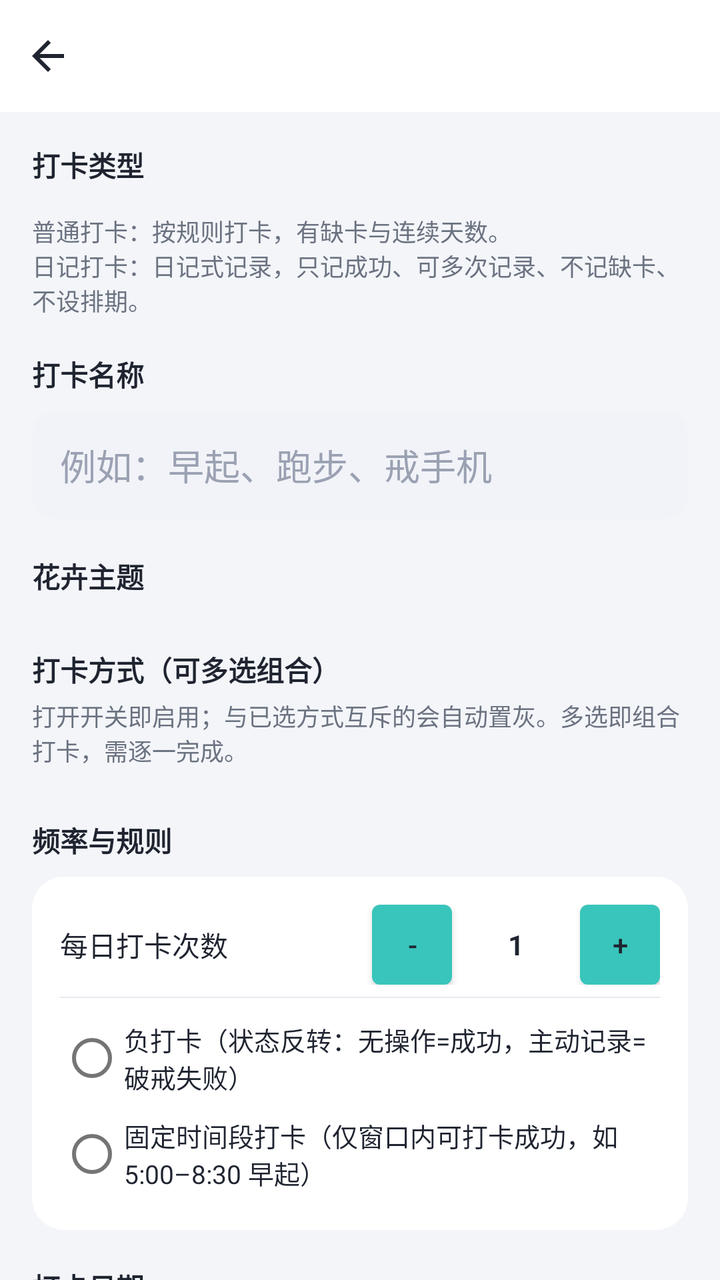
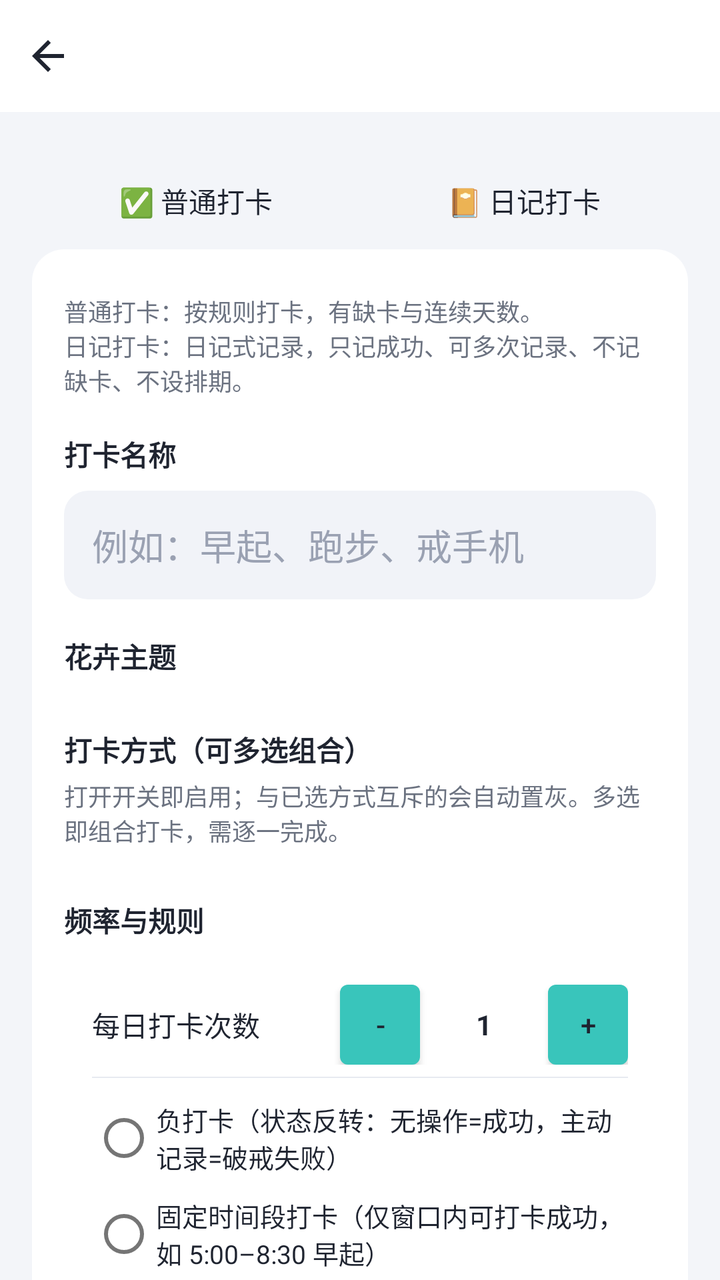

An Android layout rendered at two revisions. The XML below is the earlier revision; the diff shows what the commit changed to produce the second picture.
<!-- AndroidManifest.xml: application theme Theme.Checkin -->
<!-- res/layout/activity_create_item.xml -->
<?xml version="1.0" encoding="utf-8"?>
<LinearLayout xmlns:android="http://schemas.android.com/apk/res/android"
    android:layout_width="match_parent"
    android:layout_height="match_parent"
    android:background="@color/bg_page"
    android:orientation="vertical">

    <include android:id="@+id/topbar" layout="@layout/view_topbar" />

    <ScrollView
        android:layout_width="match_parent"
        android:layout_height="0dp"
        android:layout_weight="1"
        android:scrollbars="none">

        <LinearLayout
            android:layout_width="match_parent"
            android:layout_height="wrap_content"
            android:orientation="vertical"
            android:padding="16dp">

            
            <TextView style="@style/SectionTitle" android:text="打卡类型" />
            <LinearLayout
                android:id="@+id/mode_container"
                android:layout_width="match_parent"
                android:layout_height="wrap_content"
                android:layout_marginTop="8dp"
                android:orientation="horizontal" />
            <TextView
                android:id="@+id/tv_mode_hint"
                android:layout_width="match_parent"
                android:layout_height="wrap_content"
                android:layout_marginTop="6dp"
                android:text="普通打卡：按规则打卡，有缺卡与连续天数。\n日记打卡：日记式记录，只记成功、可多次记录、不记缺卡、不设排期。"
                android:textColor="@color/text_secondary"
                android:textSize="12sp" />

            
            <LinearLayout
                android:id="@+id/journal_panel"
                android:layout_width="match_parent"
                android:layout_height="wrap_content"
                android:layout_marginTop="18dp"
                android:orientation="vertical"
                android:visibility="gone">

                <TextView style="@style/SectionTitle" android:text="记录类型" />
                <RadioGroup
                    android:id="@+id/rg_journal_type"
                    android:layout_width="match_parent"
                    android:layout_height="wrap_content"
                    android:layout_marginTop="8dp"
                    android:background="@drawable/bg_card"
                    android:orientation="vertical"
                    android:padding="14dp">
                    <RadioButton
                        android:id="@+id/rb_journal_suixinsui"
                        android:layout_width="match_parent"
                        android:layout_height="wrap_content"
                        android:checked="true"
                        android:text="📔 随心记（文字 / 拍照 / 位置 / 语音）"
                        android:textColor="@color/text_primary"
                        android:textSize="13sp" />
                    <RadioButton
                        android:id="@+id/rb_journal_mood"
                        android:layout_width="match_parent"
                        android:layout_height="wrap_content"
                        android:layout_marginTop="4dp"
                        android:text="😊 心情日记（5 档心情 + 可选文字）"
                        android:textColor="@color/text_primary"
                        android:textSize="13sp" />
                </RadioGroup>

                <CheckBox
                    android:id="@+id/cb_mood_chart"
                    android:layout_width="match_parent"
                    android:layout_height="wrap_content"
                    android:layout_marginTop="10dp"
                    android:text="心情折线图（当日多条心情时在备注栏画趋势线，随时可改）"
                    android:textColor="@color/text_primary"
                    android:textSize="13sp"
                    android:visibility="gone" />
            </LinearLayout>

            
            <TextView style="@style/SectionTitle" android:layout_marginTop="18dp" android:text="打卡名称" />
            <EditText
                android:id="@+id/et_name"
                android:layout_width="match_parent"
                android:layout_height="wrap_content"
                android:layout_marginTop="8dp"
                android:background="@drawable/bg_input"
                android:hint="例如：早起、跑步、戒手机"
                android:inputType="text"
                android:maxLength="20"
                android:padding="14dp"
                android:textColor="@color/text_primary"
                android:textColorHint="@color/text_hint" />

            
            <TextView style="@style/SectionTitle" android:layout_marginTop="18dp" android:text="花卉主题" />
            <HorizontalScrollView
                android:layout_width="match_parent"
                android:layout_height="wrap_content"
                android:layout_marginTop="8dp"
                android:scrollbars="none">
                <LinearLayout
                    android:id="@+id/theme_container"
                    android:layout_width="wrap_content"
                    android:layout_height="wrap_content"
                    android:orientation="horizontal" />
            </HorizontalScrollView>

            

            

            
            <TextView
                android:id="@+id/tv_method_title"
                style="@style/SectionTitle"
                android:layout_marginTop="18dp"
                android:text="打卡方式（可多选组合）" />
            <TextView
                android:id="@+id/tv_method_desc"
                android:layout_width="match_parent"
                android:layout_height="wrap_content"
                android:layout_marginTop="4dp"
                android:text="打开开关即启用；与已选方式互斥的会自动置灰。多选即组合打卡，需逐一完成。"
                android:textColor="@color/text_secondary"
                android:textSize="12sp" />
            <LinearLayout
                android:id="@+id/method_container"
                android:layout_width="match_parent"
                android:layout_height="wrap_content"
                android:layout_marginTop="8dp"
                android:orientation="vertical" />

            
            <TextView
                android:id="@+id/tv_rule_title"
                style="@style/SectionTitle"
                android:layout_marginTop="18dp"
                android:text="频率与规则" />
            <LinearLayout
                android:id="@+id/rule_card"
                android:layout_width="match_parent"
                android:layout_height="wrap_content"
                android:layout_marginTop="8dp"
                android:background="@drawable/bg_card"
                android:orientation="vertical"
                android:padding="14dp">

                <LinearLayout
                    android:layout_width="match_parent"
                    android:layout_height="wrap_content"
                    android:gravity="center_vertical"
                    android:orientation="horizontal">
                    <TextView
                        android:layout_width="0dp"
                        android:layout_height="wrap_content"
                        android:layout_weight="1"
                        android:text="每日打卡次数"
                        android:textColor="@color/text_primary" />
                    <Button
                        android:id="@+id/btn_limit_minus"
                        android:layout_width="40dp"
                        android:layout_height="40dp"
                        android:insetTop="0dp" android:insetBottom="0dp"
                        android:padding="0dp"
                        android:text="-"
                        android:textColor="@color/text_primary" />
                    <TextView
                        android:id="@+id/tv_limit"
                        android:layout_width="64dp"
                        android:layout_height="wrap_content"
                        android:gravity="center"
                        android:text="1"
                        android:textColor="@color/text_primary"
                        android:textStyle="bold" />
                    <Button
                        android:id="@+id/btn_limit_plus"
                        android:layout_width="40dp"
                        android:layout_height="40dp"
                        android:insetTop="0dp" android:insetBottom="0dp"
                        android:padding="0dp"
                        android:text="+"
                        android:textColor="@color/text_primary" />
                </LinearLayout>

                <View android:layout_width="match_parent" android:layout_height="0.5dp" android:layout_marginVertical="6dp" android:background="@color/divider" />

                <RadioButton
                    android:id="@+id/cb_negative"
                    android:layout_width="match_parent"
                    android:layout_height="wrap_content"
                    android:text="负打卡（状态反转：无操作=成功，主动记录=破戒失败）"
                    android:textColor="@color/text_primary"
                    android:textSize="13sp" />

                <RadioButton
                    android:id="@+id/cb_time_window"
                    android:layout_width="match_parent"
                    android:layout_height="wrap_content"
                    android:text="固定时间段打卡（仅窗口内可打卡成功，如 5:00–8:30 早起）"
                    android:textColor="@color/text_primary"
                    android:textSize="13sp" />

                <LinearLayout
                    android:id="@+id/tw_panel"
                    android:layout_width="match_parent"
                    android:layout_height="wrap_content"
                    android:orientation="vertical"
                    android:visibility="gone">

                    <LinearLayout
                        android:layout_width="match_parent"
                        android:layout_height="wrap_content"
                        android:gravity="center_vertical"
                        android:orientation="horizontal"
                        android:paddingHorizontal="12dp">
                        <TextView android:layout_width="wrap_content" android:layout_height="wrap_content" android:text="开始  " android:textColor="@color/text_secondary"/>
                        <Button android:id="@+id/btn_tw_start" android:layout_width="wrap_content" android:layout_height="wrap_content" android:insetTop="0dp" android:insetBottom="0dp" android:text="05:00" android:textColor="@color/brand_dark"/>
                        <TextView android:layout_width="wrap_content" android:layout_height="wrap_content" android:layout_marginStart="16dp" android:text="结束  " android:textColor="@color/text_secondary"/>
                        <Button android:id="@+id/btn_tw_end" android:layout_width="wrap_content" android:layout_height="wrap_content" android:insetTop="0dp" android:insetBottom="0dp" android:text="08:30" android:textColor="@color/brand_dark"/>
                    </LinearLayout>

                    <TextView
                        android:id="@+id/tv_tw_hint"
                        android:layout_width="match_parent"
                        android:layout_height="wrap_content"
                        android:paddingHorizontal="12dp"
                        android:textColor="@color/text_secondary"
                        android:textSize="12sp"
                        android:text="仅在所选时间段内可打卡成功；不支持跨天（如 23:00–01:00）；开启后将无法选择自动打卡。" />
                </LinearLayout>

            </LinearLayout>

            
            <TextView
                android:id="@+id/tv_schedule_title"
                style="@style/SectionTitle"
                android:layout_marginTop="18dp"
                android:text="打卡日期" />
            <LinearLayout
                android:id="@+id/schedule_container"
                android:layout_width="match_parent"
                android:layout_height="wrap_content"
                android:layout_marginTop="8dp"
                android:background="@drawable/bg_card"
                android:orientation="vertical"
                android:padding="14dp">
            </LinearLayout>

            
            <TextView
                android:id="@+id/tv_offset_title"
                style="@style/SectionTitle"
                android:layout_marginTop="18dp"
                android:text="连续打卡抵消机制" />
            <LinearLayout
                android:id="@+id/offset_card"
                android:layout_width="match_parent"
                android:layout_height="wrap_content"
                android:layout_marginTop="8dp"
                android:background="@drawable/bg_card"
                android:orientation="vertical"
                android:padding="14dp">

                <CheckBox
                    android:id="@+id/cb_offset"
                    android:layout_width="match_parent"
                    android:layout_height="wrap_content"
                    android:text="开启抵消机会（🛡️可补漏签）"
                    android:textColor="@color/text_primary" />

                <LinearLayout
                    android:id="@+id/offset_panel"
                    android:layout_width="match_parent"
                    android:layout_height="wrap_content"
                    android:orientation="vertical"
                    android:visibility="gone">

                    <RadioGroup
                        android:id="@+id/rg_offset_mode"
                        android:layout_width="match_parent"
                        android:layout_height="wrap_content"
                        android:orientation="vertical">
                        <RadioButton android:id="@+id/rb_mode_a" android:layout_width="match_parent" android:layout_height="wrap_content" android:checked="true" android:text="模式A 累积型：每连续N天得1次，可累积" android:textColor="@color/text_primary"/>
                        <RadioButton android:id="@+id/rb_mode_b" android:layout_width="match_parent" android:layout_height="wrap_content" android:text="模式B 阈值型：连续达N天补满k次（不叠加）" android:textColor="@color/text_primary"/>
                        <RadioButton android:id="@+id/rb_mode_c" android:layout_width="match_parent" android:layout_height="wrap_content" android:text="模式C 周期型：每N天周期得k次" android:textColor="@color/text_primary"/>
                    </RadioGroup>

                    <LinearLayout
                        android:layout_width="match_parent"
                        android:layout_height="wrap_content"
                        android:layout_marginTop="6dp"
                        android:gravity="center_vertical"
                        android:orientation="horizontal">
                        <TextView android:layout_width="wrap_content" android:layout_height="wrap_content" android:text="连续天数 N=" android:textColor="@color/text_primary"/>
                        <EditText android:id="@+id/et_offset_n" android:layout_width="70dp" android:layout_height="wrap_content" android:background="@drawable/bg_input" android:inputType="number" android:padding="10dp" android:text="3" android:textColor="@color/text_primary"/>
                        <TextView android:id="@+id/tv_k_label" android:layout_width="wrap_content" android:layout_height="wrap_content" android:layout_marginStart="16dp" android:text="次数 k=" android:textColor="@color/text_primary"/>
                        <EditText android:id="@+id/et_offset_k" android:layout_width="70dp" android:layout_height="wrap_content" android:background="@drawable/bg_input" android:inputType="number" android:padding="10dp" android:text="1" android:textColor="@color/text_primary"/>
                    </LinearLayout>

                    <CheckBox
                        android:id="@+id/cb_offset_auto"
                        android:layout_width="match_parent"
                        android:layout_height="wrap_content"
                        android:layout_marginTop="6dp"
                        android:text="漏签时自动消耗（关闭则手动点日期补签）"
                        android:textColor="@color/text_primary"
                        android:textSize="13sp" />
                </LinearLayout>
            </LinearLayout>

            
            <TextView
                android:id="@+id/tv_policy_title"
                style="@style/SectionTitle"
                android:layout_marginTop="18dp"
                android:text="逻辑修改策略（创建后不可更改）" />
            <RadioGroup
                android:id="@+id/policy_card"
                android:layout_width="match_parent"
                android:layout_height="wrap_content"
                android:layout_marginTop="8dp"
                android:background="@drawable/bg_card"
                android:orientation="vertical"
                android:padding="14dp">
                <RadioButton android:id="@+id/rb_locked" android:layout_width="match_parent" android:layout_height="wrap_content" android:checked="true" android:text="不可修改（规则创建后锁定）" android:textColor="@color/text_primary"/>
                <RadioButton android:id="@+id/rb_interval" android:layout_width="match_parent" android:layout_height="wrap_content" android:text="每 N 天可修改一次" android:textColor="@color/text_primary"/>
                <LinearLayout
                    android:id="@+id/interval_panel"
                    android:layout_width="match_parent"
                    android:layout_height="wrap_content"
                    android:gravity="center_vertical"
                    android:orientation="horizontal"
                    android:paddingStart="12dp"
                    android:visibility="gone">
                    <TextView android:layout_width="wrap_content" android:layout_height="wrap_content" android:text="间隔天数 N =" android:textColor="@color/text_primary"/>
                    <EditText android:id="@+id/et_interval" android:layout_width="80dp" android:layout_height="wrap_content" android:layout_marginStart="8dp" android:background="@drawable/bg_input" android:inputType="number" android:padding="10dp" android:text="7" android:textColor="@color/text_primary"/>
                    <TextView android:layout_width="wrap_content" android:layout_height="wrap_content" android:text=" 天" android:textColor="@color/text_secondary"/>
                </LinearLayout>
            </RadioGroup>

            <Button
                android:id="@+id/btn_save"
                style="@style/PrimaryButton"
                android:layout_width="match_parent"
                android:layout_marginTop="24dp"
                android:layout_marginBottom="20dp"
                android:text="保存打卡项" />
        </LinearLayout>
    </ScrollView>
</LinearLayout>
<!-- res/layout/view_topbar.xml (included above) -->
<?xml version="1.0" encoding="utf-8"?>
<LinearLayout xmlns:android="http://schemas.android.com/apk/res/android"
    android:layout_width="match_parent"
    android:layout_height="56dp"
    android:background="@color/white"
    android:gravity="center_vertical"
    android:orientation="horizontal">

    <ImageButton
        android:id="@+id/btn_back"
        android:layout_width="48dp"
        android:layout_height="48dp"
        android:background="?attr/selectableItemBackgroundBorderless"
        android:contentDescription="返回"
        android:src="@drawable/ic_back" />

    <FrameLayout
        android:layout_width="0dp"
        android:layout_height="match_parent"
        android:layout_weight="1">

        <TextView
            android:id="@+id/tv_title"
            android:layout_width="wrap_content"
            android:layout_height="wrap_content"
            android:layout_gravity="center"
            android:textColor="@color/text_primary"
            android:textSize="17sp"
            android:textStyle="bold" />
    </FrameLayout>

    <FrameLayout
        android:id="@+id/title_right_container"
        android:layout_width="wrap_content"
        android:layout_height="match_parent"
        android:minWidth="48dp" />
</LinearLayout>
<!-- resources referenced by this layout -->
<resources>
  <color name="bg_page">#F3F5F9</color>
  <color name="brand_dark">#1F9C94</color>
  <color name="divider">#E7EAF1</color>
  <color name="text_hint">#9AA1B2</color>
  <color name="text_primary">#1F2430</color>
  <color name="text_secondary">#6B7280</color>
  <color name="white">#FFFFFF</color>
  <!-- drawable bg_card (drawable) -->
  <?xml version="1.0" encoding="utf-8"?>
  <shape xmlns:android="http://schemas.android.com/apk/res/android" android:shape="rectangle">
      <solid android:color="@color/bg_card" />
      <corners android:radius="16dp" />
  </shape>
  <!-- drawable bg_input (drawable) -->
  <?xml version="1.0" encoding="utf-8"?>
  <shape xmlns:android="http://schemas.android.com/apk/res/android" android:shape="rectangle">
      <solid android:color="#F1F3F8" />
      <corners android:radius="12dp" />
  </shape>
  <!-- drawable ic_back (drawable) -->
  <vector xmlns:android="http://schemas.android.com/apk/res/android"
      android:width="24dp" android:height="24dp"
      android:viewportWidth="24" android:viewportHeight="24" android:tint="@color/text_primary">
      <path android:fillColor="@android:color/white" android:pathData="M20,11H7.83l5.59,-5.59L12,4l-8,8 8,8 1.41,-1.41L7.83,13H20v-2z"/>
  </vector>
  <style name="PrimaryButton" parent="Widget.MaterialComponents.Button">
          <item name="android:layout_height">52dp</item>
          <item name="cornerRadius">14dp</item>
          <item name="android:textSize">16sp</item>
          <item name="android:textStyle">bold</item>
          <item name="android:textColor">@color/white</item>
      </style>
  <style name="SectionTitle">
          <item name="android:layout_width">wrap_content</item>
          <item name="android:layout_height">wrap_content</item>
          <item name="android:textSize">14sp</item>
          <item name="android:textStyle">bold</item>
          <item name="android:textColor">@color/text_primary</item>
      </style>
  <style name="Theme.Checkin" parent="Theme.MaterialComponents.Light.NoActionBar">
          <item name="colorPrimary">@color/brand</item>
          <item name="colorPrimaryDark">@color/brand_dark</item>
          <item name="colorAccent">@color/brand</item>
          <item name="android:windowBackground">@color/bg_page</item>
          <item name="android:statusBarColor">@color/white</item>
          <item name="android:windowLightStatusBar">true</item>
          <item name="android:textColorPrimary">@color/text_primary</item>
          <item name="android:textColorSecondary">@color/text_secondary</item>
          <item name="bottomNavigationStyle">@style/Widget.Checkin.BottomNav</item>
      </style>
  <color name="bg_card">#FFFFFF</color>
  <color name="brand">#39C5BB</color>
  <style name="Widget.Checkin.BottomNav" parent="Widget.MaterialComponents.BottomNavigationView">
          <item name="itemTextColor">@color/nav_tint</item>
          <item name="itemIconTint">@color/nav_tint</item>
          <item name="backgroundTint">@color/white</item>
          <item name="elevation">10dp</item>
          <item name="labelVisibilityMode">labeled</item>
      </style>
</resources>

<!-- the commit's change to res/layout/activity_create_item.xml (unified diff, before → after) -->
@@ -20,13 +20,81 @@
             android:padding="16dp">
 
             
-            <TextView style="@style/SectionTitle" android:text="打卡类型" />
             <LinearLayout
                 android:id="@+id/mode_container"
                 android:layout_width="match_parent"
                 android:layout_height="wrap_content"
-                android:layout_marginTop="8dp"
-                android:orientation="horizontal" />
+                android:layout_marginTop="4dp"
+                android:orientation="horizontal">
+
+                
+                <LinearLayout
+                    android:id="@+id/tab_normal"
+                    android:layout_width="0dp"
+                    android:layout_height="wrap_content"
+                    android:layout_weight="1"
+                    android:clickable="true"
+                    android:focusable="true"
+                    android:orientation="vertical">
+
+                    <View
+                        android:id="@+id/tab_normal_arrow"
+                        android:layout_width="20dp"
+                        android:layout_height="10dp"
+                        android:layout_gravity="center_horizontal"
+                        android:background="@drawable/tab_arrow_up"
+                        android:visibility="gone" />
+
+                    <TextView
+                        android:id="@+id/tv_tab_normal"
+                        android:layout_width="match_parent"
+                        android:layout_height="wrap_content"
+                        android:gravity="center"
+                        android:padding="14dp"
+                        android:text="✅ 普通打卡"
+                        android:textColor="@color/text_primary"
+                        android:textSize="14sp" />
+                </LinearLayout>
+
+                
+                <LinearLayout
+                    android:id="@+id/tab_journal"
+                    android:layout_width="0dp"
+                    android:layout_height="wrap_content"
+                    android:layout_weight="1"
+                    android:clickable="true"
+                    android:focusable="true"
+                    android:orientation="vertical">
+
+                    <View
+                        android:id="@+id/tab_journal_arrow"
+                        android:layout_width="20dp"
+                        android:layout_height="10dp"
+                        android:layout_gravity="center_horizontal"
+                        android:background="@drawable/tab_arrow_up"
+                        android:visibility="gone" />
+
+                    <TextView
+                        android:id="@+id/tv_tab_journal"
+                        android:layout_width="match_parent"
+                        android:layout_height="wrap_content"
+                        android:gravity="center"
+                        android:padding="14dp"
+                        android:text="📔 日记打卡"
+                        android:textColor="@color/text_primary"
+                        android:textSize="14sp" />
+                </LinearLayout>
+            </LinearLayout>
+
+            
+            <LinearLayout
+                android:id="@+id/content_panel"
+                android:layout_width="match_parent"
+                android:layout_height="wrap_content"
+                android:background="@drawable/bg_card"
+                android:orientation="vertical"
+                android:padding="16dp">
+
             <TextView
                 android:id="@+id/tv_mode_hint"
                 android:layout_width="match_parent"
@@ -346,6 +414,8 @@
                 </LinearLayout>
             </RadioGroup>
 
+            </LinearLayout>
+
             <Button
                 android:id="@+id/btn_save"
                 style="@style/PrimaryButton"
<!-- resource entries referenced after the edit -->
@@ -24,6 +24,16 @@
       android:width="24dp" android:height="24dp"
       android:viewportWidth="24" android:viewportHeight="24" android:tint="@color/text_primary">
       <path android:fillColor="@android:color/white" android:pathData="M20,11H7.83l5.59,-5.59L12,4l-8,8 8,8 1.41,-1.41L7.83,13H20v-2z"/>
+  </vector>
+  <!-- drawable tab_arrow_up (drawable) -->
+  <vector xmlns:android="http://schemas.android.com/apk/res/android"
+      android:width="20dp"
+      android:height="10dp"
+      android:viewportWidth="20"
+      android:viewportHeight="10">
+      <path
+          android:fillColor="#FFFFFF"
+          android:pathData="M10,0 L20,10 L0,10 Z" />
   </vector>
   <style name="PrimaryButton" parent="Widget.MaterialComponents.Button">
           <item name="android:layout_height">52dp</item>
